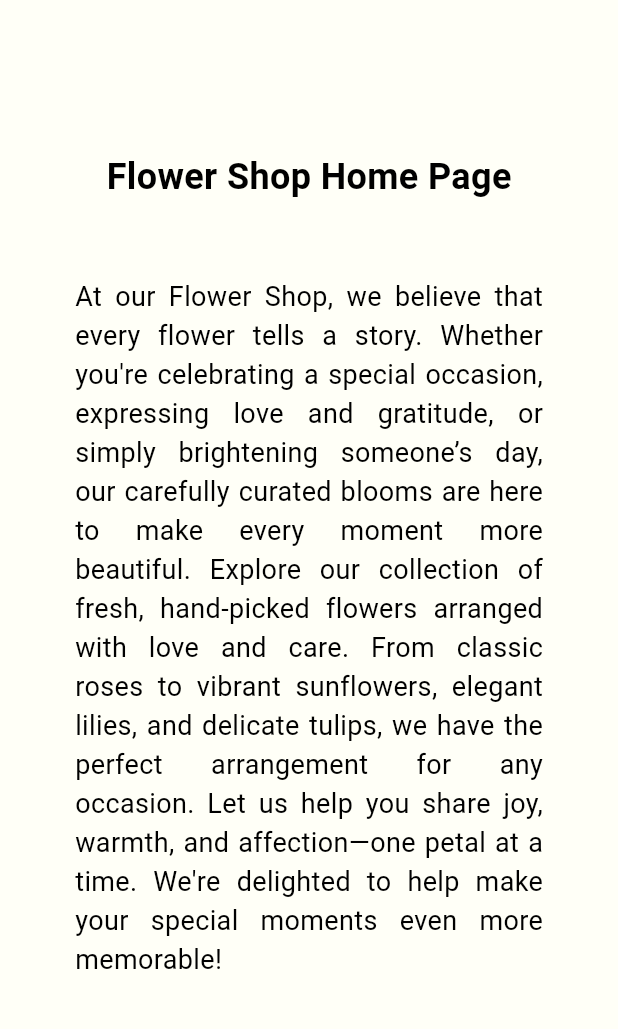
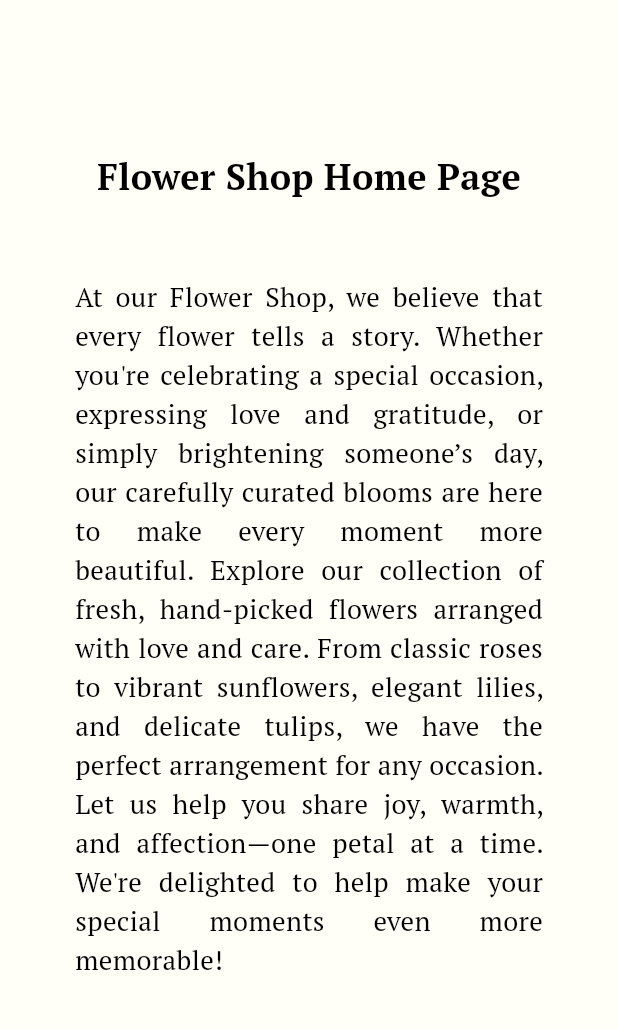
Before and after one commit to llasus-ronnie/Bloom-and-Bliss, a Flutter app: the screen it shows after launch, on a phone screen of 412 x 824 dp, the part 113-1142 px from its top. Run offline on Flutter 3.47's test engine with Material 3 defaults, Android fonts, the phone set to English and light mode, and no system bars.

Commit message:
added fonts

```diff
--- a/lib/main.dart
+++ b/lib/main.dart
@@ -65,7 +65,8 @@ class TextTitleSection extends StatelessWidget {
                 style: TextStyle(
                   fontSize: 24,
                   fontWeight: FontWeight.bold,
-                  color: Colors.black
+                  color: Colors.black,
+                  fontFamily: 'PTSerif'
                 ),
               ),
             ],
@@ -90,7 +91,8 @@ class BodySection extends StatelessWidget {
             textAlign: TextAlign.justify,
             style: TextStyle(
                 fontSize: 18,
-                color: Colors.black
+                color: Colors.black,
+                fontFamily: 'PTSerif'
             ),
           ),
         ],
--- a/lib/pages/details_page.dart
+++ b/lib/pages/details_page.dart
@@ -59,7 +59,8 @@ class TextTitleSection extends StatelessWidget {
             style: TextStyle(
                 fontSize: 24,
                 fontWeight: FontWeight.bold,
-                color: Colors.black
+                color: Colors.black,
+                fontFamily: 'PTSerif'
             ),
           ),
         ],
```
Also changed, not shown: pubspec.yaml (+11 -6 lines), assets/fonts/BreeSerif-Regular.ttf (added), assets/fonts/PTSerif-Bold.ttf (added), assets/fonts/PTSerif-BoldItalic.ttf (added), assets/fonts/PTSerif-Italic.ttf (added), assets/fonts/PTSerif-Regular.ttf (added).
